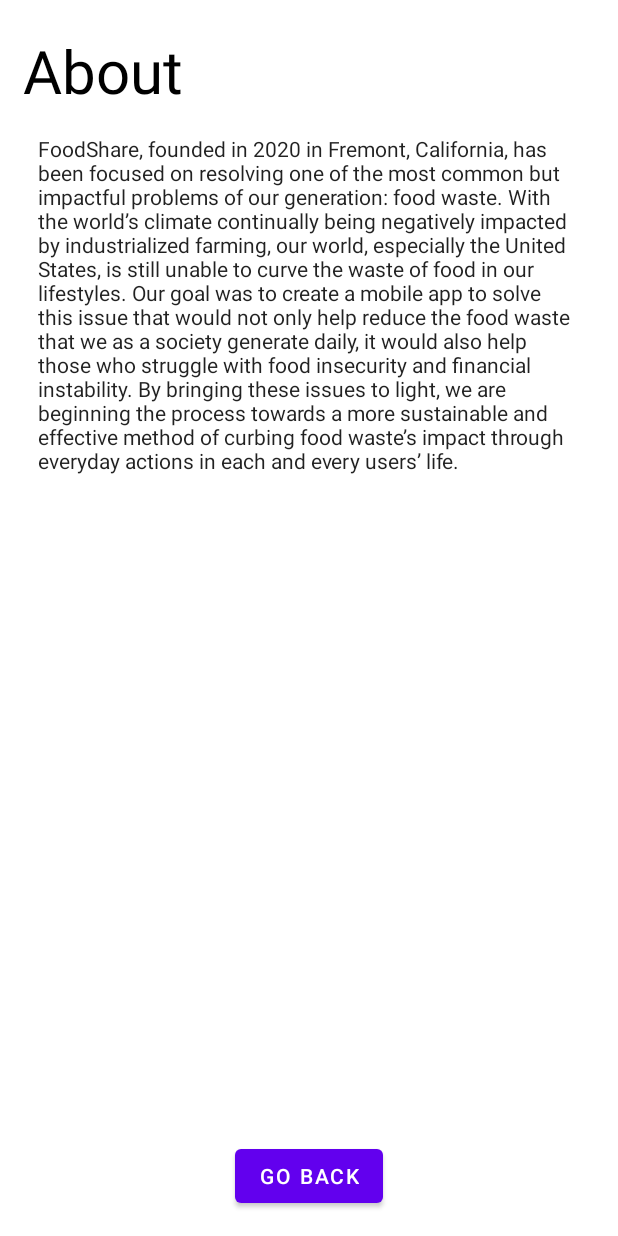
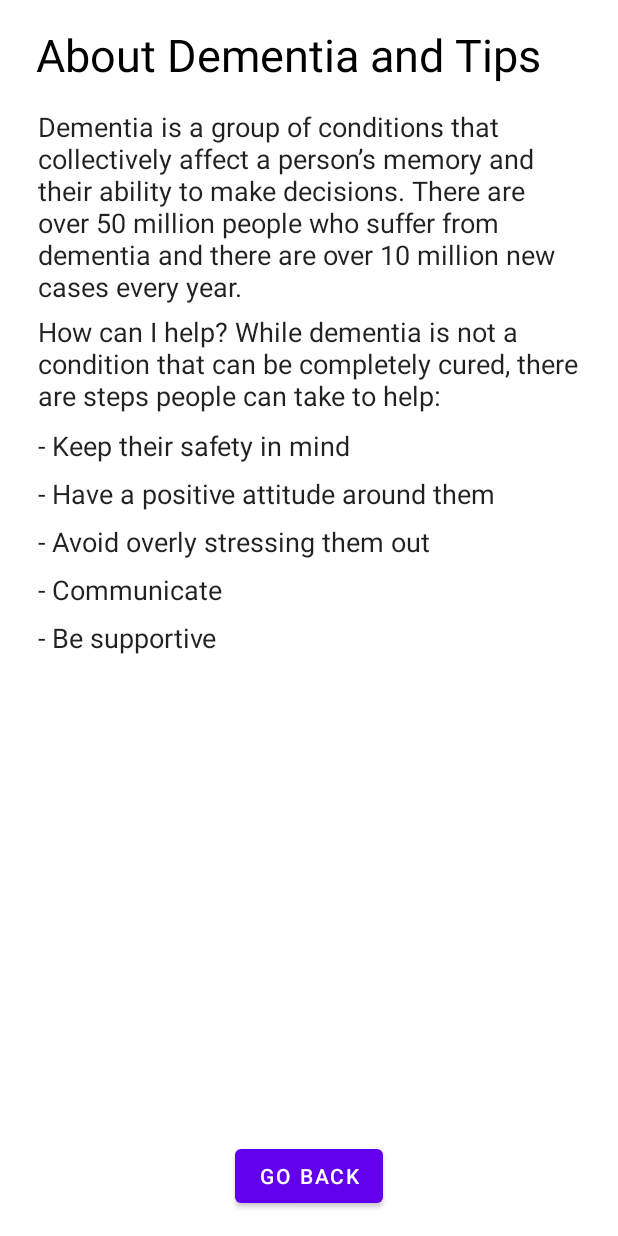
Before and after one commit to ellenzul/Technovation-Project, an Android app: the AboutActivity screen opened directly, with no data from a screen before it, on a phone screen of 412 x 824 dp. Run offline under Robolectric (Android 15) with nearby library versions, the phone set to English and light mode, and no system bars.

Commit message:
forst commit

```diff
--- a/app/src/main/res/layout/activity_about2.xml
+++ b/app/src/main/res/layout/activity_about2.xml
@@ -11,12 +11,12 @@
         android:id="@+id/aboutText"
         android:layout_width="wrap_content"
         android:layout_height="wrap_content"
-        android:layout_marginStart="15dp"
-        android:layout_marginTop="20dp"
+        android:layout_marginStart="24dp"
+        android:layout_marginTop="16dp"
         android:text="@string/about"
         android:textAppearance="@style/TextAppearance.AppCompat.Display2"
         android:textColor="#000000"
-        android:textSize="40sp"
+        android:textSize="30sp"
         app:layout_constraintStart_toStartOf="parent"
         app:layout_constraintTop_toTopOf="parent" />
 
@@ -29,7 +29,98 @@
         android:layout_marginEnd="25dp"
         android:text="@string/aboutDescription"
         android:textAppearance="@style/TextAppearance.AppCompat.Body1"
+        android:textSize="18sp"
         app:layout_constraintEnd_toEndOf="parent"
+        app:layout_constraintStart_toStartOf="parent"
+        app:layout_constraintTop_toBottomOf="@+id/aboutText" />
+
+    <TextView
+        android:id="@+id/aboutDescription2"
+        android:layout_width="0dp"
+        android:layout_height="wrap_content"
+        android:layout_marginStart="25dp"
+        android:layout_marginTop="152dp"
+        android:layout_marginEnd="25dp"
+        android:text="@string/aboutDescription2"
+        android:textAppearance="@style/TextAppearance.AppCompat.Body1"
+        android:textSize="18sp"
+        app:layout_constraintEnd_toEndOf="parent"
+        app:layout_constraintHorizontal_bias="0.0"
+        app:layout_constraintStart_toStartOf="parent"
+        app:layout_constraintTop_toBottomOf="@+id/aboutText" />
+
+    <TextView
+        android:id="@+id/aboutDescription3"
+        android:layout_width="0dp"
+        android:layout_height="wrap_content"
+        android:layout_marginStart="25dp"
+        android:layout_marginTop="228dp"
+        android:layout_marginEnd="25dp"
+        android:text="@string/aboutDescription3"
+        android:textAppearance="@style/TextAppearance.AppCompat.Body1"
+        android:textSize="18sp"
+        app:layout_constraintEnd_toEndOf="parent"
+        app:layout_constraintHorizontal_bias="0.0"
+        app:layout_constraintStart_toStartOf="parent"
+        app:layout_constraintTop_toBottomOf="@+id/aboutText" />
+
+    <TextView
+        android:id="@+id/aboutDescription4"
+        android:layout_width="0dp"
+        android:layout_height="wrap_content"
+        android:layout_marginStart="25dp"
+        android:layout_marginTop="260dp"
+        android:layout_marginEnd="25dp"
+        android:text="@string/aboutDescription4"
+        android:textAppearance="@style/TextAppearance.AppCompat.Body1"
+        android:textSize="18sp"
+        app:layout_constraintEnd_toEndOf="parent"
+        app:layout_constraintHorizontal_bias="0.0"
+        app:layout_constraintStart_toStartOf="parent"
+        app:layout_constraintTop_toBottomOf="@+id/aboutText" />
+
+    <TextView
+        android:id="@+id/aboutDescription5"
+        android:layout_width="0dp"
+        android:layout_height="wrap_content"
+        android:layout_marginStart="25dp"
+        android:layout_marginTop="292dp"
+        android:layout_marginEnd="25dp"
+        android:text="@string/aboutDescription5"
+        android:textAppearance="@style/TextAppearance.AppCompat.Body1"
+        android:textSize="18sp"
+        app:layout_constraintEnd_toEndOf="parent"
+        app:layout_constraintHorizontal_bias="0.0"
+        app:layout_constraintStart_toStartOf="parent"
+        app:layout_constraintTop_toBottomOf="@+id/aboutText" />
+
+    <TextView
+        android:id="@+id/aboutDescription6"
+        android:layout_width="0dp"
+        android:layout_height="wrap_content"
+        android:layout_marginStart="25dp"
+        android:layout_marginTop="324dp"
+        android:layout_marginEnd="25dp"
+        android:text="@string/aboutDescription6"
+        android:textAppearance="@style/TextAppearance.AppCompat.Body1"
+        android:textSize="18sp"
+        app:layout_constraintEnd_toEndOf="parent"
+        app:layout_constraintHorizontal_bias="0.0"
+        app:layout_constraintStart_toStartOf="parent"
+        app:layout_constraintTop_toBottomOf="@+id/aboutText" />
+
+    <TextView
+        android:id="@+id/aboutDescription7"
+        android:layout_width="0dp"
+        android:layout_height="wrap_content"
+        android:layout_marginStart="25dp"
+        android:layout_marginTop="356dp"
+        android:layout_marginEnd="25dp"
+        android:text="@string/aboutDescription7"
+        android:textAppearance="@style/TextAppearance.AppCompat.Body1"
+        android:textSize="18sp"
+        app:layout_constraintEnd_toEndOf="parent"
+        app:layout_constraintHorizontal_bias="0.0"
         app:layout_constraintStart_toStartOf="parent"
         app:layout_constraintTop_toBottomOf="@+id/aboutText" />
 
--- a/app/src/main/res/layout/activity_login.xml
+++ b/app/src/main/res/layout/activity_login.xml
@@ -63,7 +63,7 @@
         android:id="@+id/welcome"
         android:layout_width="wrap_content"
         android:layout_height="wrap_content"
-        android:layout_marginEnd="88dp"
+        android:layout_marginEnd="112dp"
         android:layout_marginBottom="224dp"
         android:text="@string/welcome"
         android:textAppearance="@style/TextAppearance.AppCompat.Large"
--- a/app/src/main/res/values/strings.xml
+++ b/app/src/main/res/values/strings.xml
@@ -1,31 +1,37 @@
 <resources>
-    <string name="app_name">FoodShare</string>
+    <string name="app_name">neurON</string>
     <string name="todo">TODO</string>
-    <string name="textview">TextView</string>
+    <string name="textview">Additional Notes</string>
     <string name="add_item">Add Item</string>
     <string name="tvAddTask">Add a Task</string>
     <string name="attach_an_image">Add Image</string>
-    <string name="description">Description</string>
-    <string name="title">Food Name</string>
-    <string name="tags">Add Tags/Allergens</string>
+    <string name="description">Information</string>
+    <string name="title">Person/Task Name</string>
+    <string name="tags">Additional Notes</string>
     <string name="Portions">Add Number of Portions Available</string>
-    <string name="add_a_task">Add New Food Details</string>
+    <string name="add_a_task">Add Person/Task Name</string>
     <string name="back">Go Back</string>
-    <string name="Location">Add Your Phone Number</string>
+    <string name="Location">Phone Number/General Area</string>
     <string name="confirmation">Confirm</string>
     <string name="email">Email</string>
     <string name="password">Password</string>
     <string name="sign_in">Sign In</string>
-    <string name="welcome">Sign in to FoodShare</string>
+    <string name="welcome">Sign in to neurON</string>
     <string name="logout">Logout</string>
     <string name="newacc">New User? Sign Up</string>
-    <string name="confirm_sent">Your request has been sent!</string>!
+    <string name="confirm_sent">Congrats! You completed your task!</string>!
     <string name="exit">EXIT</string>
-    <string name="uploads">My Uploads</string>
+    <string name="uploads">Recents</string>
     <string name="request_text">Requests</string>
     <string name="dltpost">Delete Post</string>
-    <string name="phoneno">Phone Number</string>
-    <string name="about">About</string>
+    <string name="phoneno">Phone Number/General Area</string>
+    <string name="about">About Dementia and Tips</string>
     <string name="title_activity_about">AboutActivity</string>
-    <string name="aboutDescription">FoodShare, founded in 2020 in Fremont, California, has been focused on resolving one of the most common but impactful problems of our generation: food waste. With the world’s climate continually being negatively impacted by industrialized farming, our world, especially the United States, is still unable to curve the waste of food in our lifestyles. Our goal was to create a mobile app to solve this issue that would not only help reduce the food waste that we as a society generate daily, it would also help those who struggle with food insecurity and financial instability. By bringing these issues to light, we are beginning the process towards a more sustainable and effective method of curbing food waste’s impact through everyday actions in each and every users’ life.</string>
+    <string name="aboutDescription">Dementia is a group of conditions that collectively affect a person’s memory and their ability to make decisions. There are over 50 million people who suffer from dementia and there are over 10 million new cases every year.</string>
+    <string name="aboutDescription2">How can I help? While dementia is not a condition that can be completely cured, there are steps people can take to help:</string>
+    <string name="aboutDescription3">- Keep their safety in mind</string>
+    <string name="aboutDescription4">- Have a positive attitude around them</string>
+    <string name="aboutDescription5">- Avoid overly stressing them out</string>
+    <string name="aboutDescription6">- Communicate</string>
+    <string name="aboutDescription7">- Be supportive</string>
 </resources>
```
